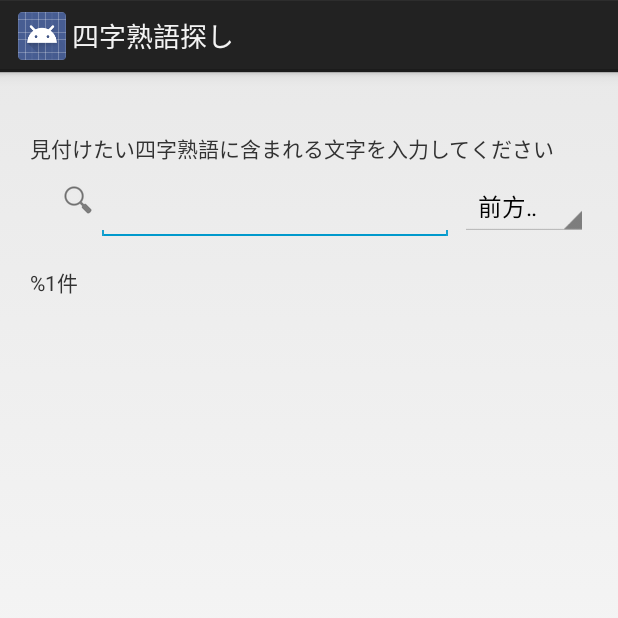
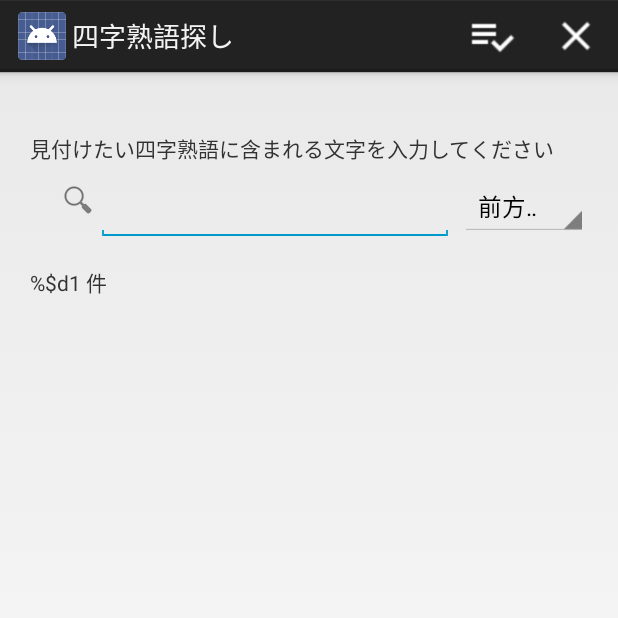
Before and after one commit to yoichi75jp/SearchIdiom4, an Android app: the screen it shows after launch (MainActivity), on a phone screen of 412 x 824 dp, the top half of it. Run offline under Robolectric (Android 15) with nearby library versions, the phone set to English and light mode, and no system bars; our stand-ins replace AdMob.

Commit message:
2017/10/27作業分

```diff
--- a/app/build.gradle
+++ b/app/build.gradle
@@ -19,7 +19,9 @@ android {
 }
 
 dependencies {
+    //implementation 'com.google.android.gms:play-services:11.4.2'
     implementation fileTree(dir: 'libs', include: ['*.jar'])
+    //implementation 'com.android.support:support-v4'
     implementation 'com.android.support.constraint:constraint-layout:1.0.2'
     testImplementation 'junit:junit:4.12'
 }
--- /dev/null
+++ b/app/src/main/java/com/aufthesis/searchidiom4/MyApp.java
@@ -0,0 +1,37 @@
+package com.aufthesis.searchidiom4;
+
+/*
+ * Created by a2035210 on 2017/10/27.
+ */
+import android.app.Application;
+
+public class MyApp extends Application {
+/*    public static GoogleAnalytics analytics;
+    public static Tracker tracker;
+
+
+    private static FirebaseAnalytics m_FirebaseAnalytics;
+
+
+    @Override
+    public void onCreate() {
+        super.onCreate();
+        analytics = GoogleAnalytics.getInstance(this);
+        analytics.setLocalDispatchPeriod(1800);
+
+
+        tracker = analytics.newTracker("UA-64731121-9"); // Replace with actual tracker/property Id
+        tracker.enableExceptionReporting(true);
+        tracker.enableAdvertisingIdCollection(true);
+        tracker.enableAutoActivityTracking(true);
+
+
+        m_FirebaseAnalytics = FirebaseAnalytics.getInstance(this);
+    }
+
+
+    public static FirebaseAnalytics getFirebaseAnalytics() {
+        return m_FirebaseAnalytics;
+    }
+*/
+}
--- /dev/null
+++ b/app/src/main/res/animator/slide_in_right.xml
@@ -0,0 +1,11 @@
+<?xml version="1.0" encoding="utf-8"?>
+<set xmlns:android="http://schemas.android.com/apk/res/android">
+    <translate
+        android:duration="300"
+        android:fromXDelta="100%"
+        android:toXDelta="0" />
+    <alpha
+        android:duration="300"
+        android:fromAlpha="0.0"
+        android:toAlpha="1.0" />
+</set>
--- /dev/null
+++ b/app/src/main/res/animator/slide_out_left.xml
@@ -0,0 +1,11 @@
+<?xml version="1.0" encoding="utf-8"?>
+<set xmlns:android="http://schemas.android.com/apk/res/android">
+    <translate
+        android:duration="300"
+        android:fromXDelta="0"
+        android:toXDelta="-100%" />
+    <alpha
+        android:duration="300"
+        android:fromAlpha="1.0"
+        android:toAlpha="0.0" />
+</set>
--- a/app/src/main/res/layout/activity_main.xml
+++ b/app/src/main/res/layout/activity_main.xml
@@ -68,13 +68,13 @@
             android:gravity="bottom"
             android:orientation="vertical" >
 
-            <com.google.android.gms.ads.AdView
+            <!--com.google.android.gms.ads.AdView
                 xmlns:ads="http://schemas.android.com/apk/res-auto"
                 android:id="@+id/adView2"
                 android:layout_width="match_parent"
                 android:layout_height="wrap_content"
                 ads:adUnitId="@string/adUnitId"
-                ads:adSize="BANNER" />
+                ads:adSize="BANNER" /-->
 
         </LinearLayout>
 
--- /dev/null
+++ b/app/src/main/res/menu/menu_main.xml
@@ -0,0 +1,18 @@
+<?xml version="1.0" encoding="utf-8"?>
+<menu xmlns:android="http://schemas.android.com/apk/res/android">
+
+    <item
+        android:id="@+id/history"
+        android:icon="@drawable/ic_playlist_add_check_white_24dp"
+        android:orderInCategory="200"
+        android:showAsAction="ifRoom"
+        android:title="@string/menu_history"/>
+
+
+    <item
+        android:id="@+id/close"
+        android:icon="@drawable/ic_close_white_24dp"
+        android:orderInCategory="400"
+        android:showAsAction="ifRoom"
+        android:title="@string/menu_close"/>
+</menu>
--- a/app/src/main/res/values/strings.xml
+++ b/app/src/main/res/values/strings.xml
@@ -1,5 +1,6 @@
 <resources>
     <string name="app_name">四字熟語探し</string>
+    <string name="history_title">履歴</string>
 
     <string name="search_title">見付けたい四字熟語に含まれる文字を入力してください</string>
     <string name="search_hint">検索文字入力</string>
@@ -14,5 +15,16 @@
     <string name="switch_partial">部分一致</string>
     <string name="switch_backward">後方一致</string>
 
-    <string name="search_count">%1件</string>
+    <string name="search_count">%$d1 件</string>
+
+    <!--メニュータイトル-->
+    <string name="menu_history">履歴</string>
+    <string name="menu_close">終了</string>
+
+    <!--メイン画面で戻るボタンを押下したときのメッセージ-->
+    <string name="final_title">終了メニュー</string>
+    <string name="final_message">アプリケーションを終了しますか？</string>
+    <string name="final_ok">終了</string>
+    <string name="final_cancel">キャンセル</string>
+
 </resources>
```
Also changed, not shown: app/src/main/AndroidManifest.xml (+17 -1 lines), app/src/main/java/com/aufthesis/searchidiom4/HistoryActivity.java (added, +17 -0 lines), app/src/main/java/com/aufthesis/searchidiom4/MainActivity.java (+51 -0 lines), app/src/main/res/layout/activity_history.xml (added, +7 -0 lines), app/src/main/res/drawable/ic_close_white_24dp.png (added), app/src/main/res/drawable/ic_playlist_add_check_white_24dp.png (added), app/src/main/res/drawable/ic_sort_black_24dp.png (added), 1 other file.
